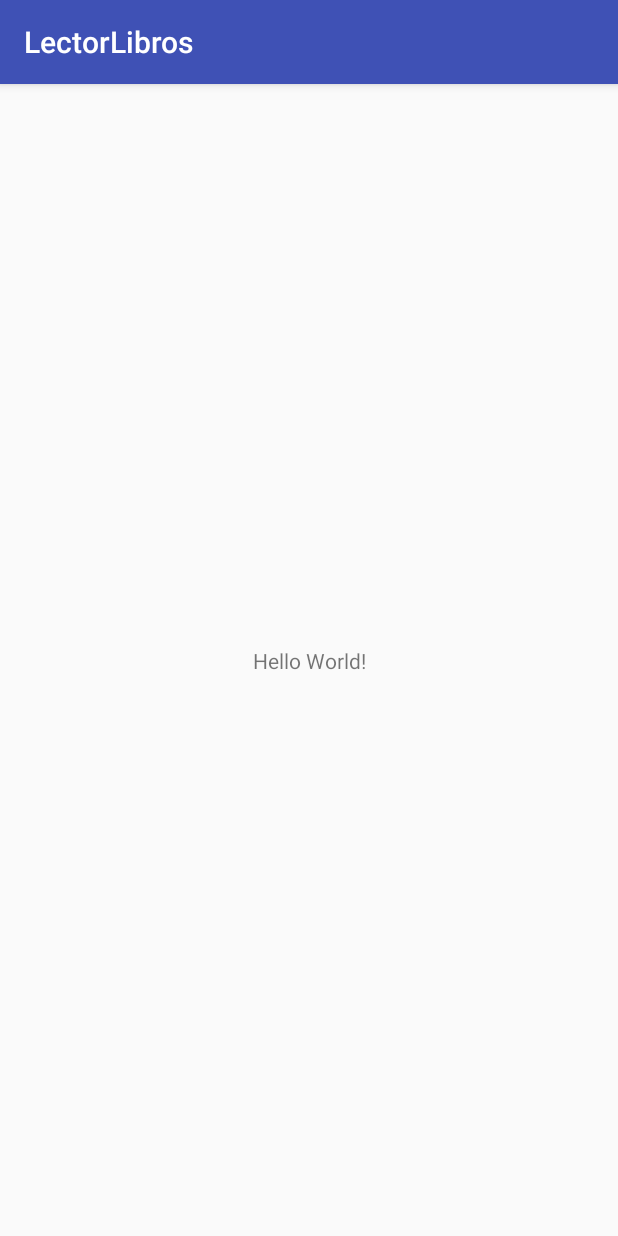
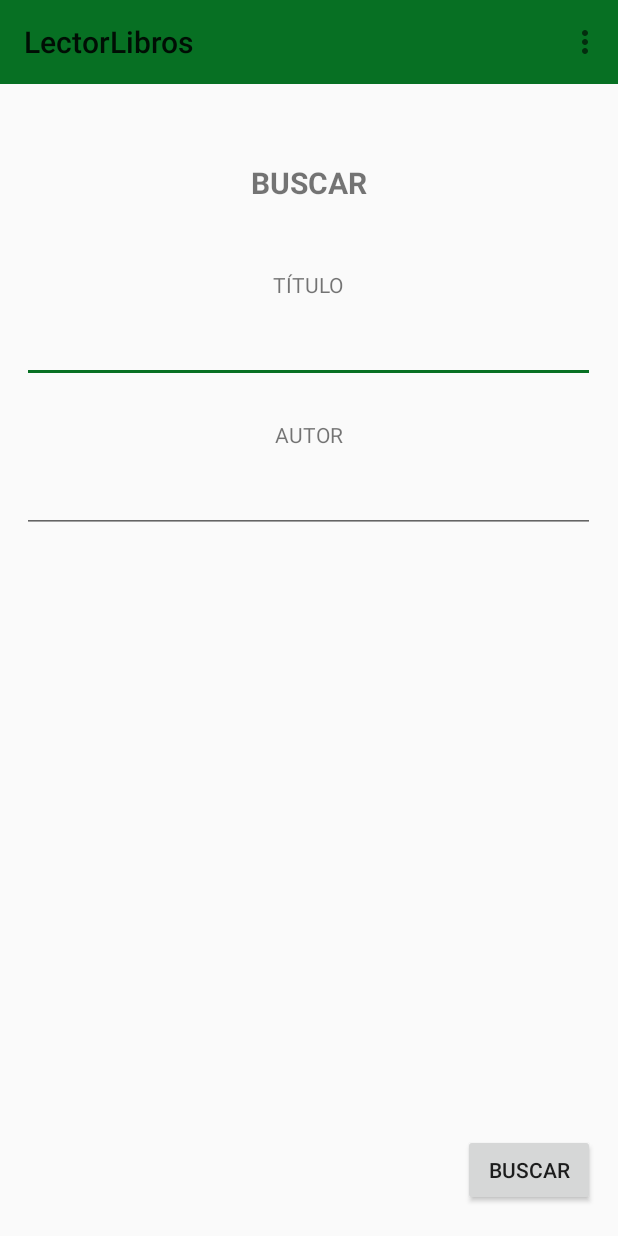
Before and after one commit to AnaCristina-DAM/LectorLibros, an Android app: the screen it shows after launch (MainActivity), on a phone screen of 412 x 824 dp. Run offline under Robolectric (Android 15) with nearby library versions, the phone set to English and light mode, and no system bars.

Commit message:
Creación de los layout.

```diff
--- a/app/src/main/AndroidManifest.xml
+++ b/app/src/main/AndroidManifest.xml
@@ -16,6 +16,8 @@
                 <category android:name="android.intent.category.LAUNCHER" />
             </intent-filter>
         </activity>
+        <activity android:name=".ListaActivity" />
+        <activity android:name=".LibroActivity"></activity>
     </application>
 
 </manifest>
--- a/app/src/main/java/com/example/anacristina/lectorlibros/MainActivity.java
+++ b/app/src/main/java/com/example/anacristina/lectorlibros/MainActivity.java
@@ -2,12 +2,64 @@ package com.example.anacristina.lectorlibros;
 
 import android.support.v7.app.AppCompatActivity;
 import android.os.Bundle;
+import android.support.v7.widget.Toolbar;
+import android.view.Menu;
+import android.view.MenuItem;
+import android.widget.Button;
+import android.widget.EditText;
+import android.widget.RelativeLayout;
+import android.widget.TextView;
 
 public class MainActivity extends AppCompatActivity {
+
+    private RelativeLayout l_principal;
+    private Toolbar toolbar;
+    private TextView lb_buscar;
+    private TextView lb_titulo;
+    private EditText txt_titulo;
+    private TextView lb_autor;
+    private EditText txt_autor;
+    private Button bt_buscar;
 
     @Override
     protected void onCreate(Bundle savedInstanceState) {
         super.onCreate(savedInstanceState);
         setContentView(R.layout.activity_main);
+
+        // Referenciamos los distintos elementos del layout:
+
+        // LAYOUT:
+        l_principal = (RelativeLayout) findViewById(R.id.l_principal);
+
+        // TOOLBAR - Menú de opciones del juego:
+        toolbar = (Toolbar) findViewById(R.id.toolbar_main);
+        setSupportActionBar(toolbar);
+
+        // TextView & EditText:
+        lb_buscar = (TextView) findViewById(R.id.lb_buscar);
+        lb_titulo = (TextView) findViewById(R.id.lb_titulo);
+        txt_titulo = (EditText) findViewById(R.id.txt_titulo);
+        lb_autor = (TextView) findViewById(R.id.lb_autor);
+        txt_autor = (EditText) findViewById(R.id.txt_autor);
+
+        // BOTON - Buscar:
+        bt_buscar = (Button) findViewById(R.id.bt_buscar);
+
     }
+
+    // Inflamos el layout para mostrar los items del menú:
+    @Override
+    public boolean onCreateOptionsMenu(Menu menu){
+        // El método ".inflate()" nos permite inflar el layout del menú y crear los items del mismo; para ello,
+        // pasamos como parámetros tanto el layout con los items como el menú a inflar.
+        getMenuInflater().inflate(R.menu.toolbar_main_items,menu);
+        return true;
+    }
+
+    // Configuramos las opciones del menú:
+    @Override
+    public boolean onOptionsItemSelected(MenuItem opcion_menu) {
+        return false;
+    }
+
 }
--- /dev/null
+++ b/app/src/main/res/drawable/btn_circle.xml
@@ -0,0 +1,6 @@
+<?xml version="1.0" encoding="utf-8"?>
+<selector xmlns:android="http://schemas.android.com/apk/res/android">
+    <item android:drawable="@drawable/btn_circle_default"/>
+    <item android:state_pressed="true" android:drawable="@drawable/btn_circle_pressed"/>
+    <item android:state_focused="true" android:drawable="@drawable/btn_circle_focussed"/>
+</selector>
--- /dev/null
+++ b/app/src/main/res/drawable/btn_circle_default.xml
@@ -0,0 +1,6 @@
+<?xml version="1.0" encoding="utf-8"?>
+<shape xmlns:android="http://schemas.android.com/apk/res/android"
+    android:shape="oval">
+    <solid android:color="@color/colorWhite"></solid>
+    <size android:height="75dp" android:width="75dp"></size>
+</shape>
--- /dev/null
+++ b/app/src/main/res/drawable/btn_circle_focussed.xml
@@ -0,0 +1,6 @@
+<?xml version="1.0" encoding="utf-8"?>
+<shape xmlns:android="http://schemas.android.com/apk/res/android"
+    android:shape="oval">
+    <solid android:color="@color/colorMiddleGray"></solid>
+    <size android:height="75dp" android:width="75dp"></size>
+</shape>
--- /dev/null
+++ b/app/src/main/res/drawable/btn_circle_pressed.xml
@@ -0,0 +1,6 @@
+<?xml version="1.0" encoding="utf-8"?>
+<shape xmlns:android="http://schemas.android.com/apk/res/android"
+    android:shape="oval">
+    <solid android:color="@color/colorLightGray"></solid>
+    <size android:height="75dp" android:width="75dp"></size>
+</shape>
--- a/app/src/main/res/layout/activity_main.xml
+++ b/app/src/main/res/layout/activity_main.xml
@@ -1,18 +1,71 @@
 <?xml version="1.0" encoding="utf-8"?>
-<android.support.constraint.ConstraintLayout xmlns:android="http://schemas.android.com/apk/res/android"
-    xmlns:app="http://schemas.android.com/apk/res-auto"
-    xmlns:tools="http://schemas.android.com/tools"
+
+<RelativeLayout
+    android:id="@+id/l_principal"
     android:layout_width="match_parent"
     android:layout_height="match_parent"
+    xmlns:android="http://schemas.android.com/apk/res/android"
+    xmlns:tools="http://schemas.android.com/tools"
     tools:context="com.example.anacristina.lectorlibros.MainActivity">
 
+    <!-- Incluímos el layout de la ToolBar en el layout principal y le asignamos un ID que nos permita referenciarlo. -->
+    <include
+        layout="@layout/toolbar"
+        android:id="@+id/toolbar_main">
+    </include>
+
     <TextView
+        android:id="@+id/lb_buscar"
         android:layout_width="wrap_content"
         android:layout_height="wrap_content"
-        android:text="Hello World!"
-        app:layout_constraintBottom_toBottomOf="parent"
-        app:layout_constraintLeft_toLeftOf="parent"
-        app:layout_constraintRight_toRightOf="parent"
-        app:layout_constraintTop_toTopOf="parent" />
+        android:layout_below="@+id/toolbar_main"
+        android:layout_centerHorizontal="true"
+        android:layout_marginTop="52dp"
+        android:text="@string/buscar"
+        android:textSize="20sp"
+        android:textStyle="bold"/>
 
-</android.support.constraint.ConstraintLayout>
+    <TextView
+        android:id="@+id/lb_titulo"
+        android:layout_width="wrap_content"
+        android:layout_height="wrap_content"
+        android:layout_centerHorizontal="true"
+        android:layout_marginTop="180dp"
+        android:text="@string/titulo" />
+
+    <EditText
+        android:id="@+id/txt_titulo"
+        android:layout_width="match_parent"
+        android:layout_height="wrap_content"
+        android:inputType="textPersonName"
+        android:layout_centerHorizontal="true"
+        android:layout_marginTop="210dp"
+        android:layout_marginStart="30dp"/>
+
+    <TextView
+        android:id="@+id/lb_autor"
+        android:layout_width="wrap_content"
+        android:layout_height="wrap_content"
+        android:layout_centerHorizontal="true"
+        android:layout_marginTop="280dp"
+        android:text="@string/autor" />
+
+    <EditText
+        android:id="@+id/txt_autor"
+        android:layout_width="match_parent"
+        android:layout_height="wrap_content"
+        android:inputType="textPersonName"
+        android:layout_centerHorizontal="true"
+        android:layout_marginTop="310dp"
+        android:layout_marginStart="30dp"/>
+
+    <Button
+        android:id="@+id/bt_buscar"
+        android:layout_width="wrap_content"
+        android:layout_height="wrap_content"
+        android:layout_alignEnd="@+id/txt_autor"
+        android:layout_alignParentBottom="true"
+        android:layout_marginBottom="20dp"
+        android:text="@string/buscar" />
+
+</RelativeLayout>
--- /dev/null
+++ b/app/src/main/res/layout/toolbar.xml
@@ -0,0 +1,12 @@
+<?xml version="1.0" encoding="utf-8"?>
+
+<android.support.v7.widget.Toolbar
+    android:id="@+id/toolbar"
+    android:orientation="vertical"
+    android:layout_width="match_parent"
+    android:layout_height="wrap_content"
+    android:background="@color/colorGreen"
+    app:theme="@style/AppTheme"
+    xmlns:android="http://schemas.android.com/apk/res/android"
+    xmlns:app="http://schemas.android.com/apk/res-auto">
+</android.support.v7.widget.Toolbar>
--- /dev/null
+++ b/app/src/main/res/menu/toolbar_main_items.xml
@@ -0,0 +1,19 @@
+<?xml version="1.0" encoding="utf-8"?>
+
+<!-- Creamos un layout de tipo "MENU" para configurar los items de la ToolBar de la actividad "MainActivity".-->
+<menu xmlns:android="http://schemas.android.com/apk/res/android"
+    xmlns:app="http://schemas.android.com/apk/res-auto"
+    xmlns:tools="http://schemas.android.com/tools"
+    tools:context=".MainActivity">
+
+    <item
+        android:id="@+id/opt_instrucciones"
+        android:title="@string/instrucciones"
+        app:showAsAction="never"/>
+
+    <item
+        android:id="@+id/opt_listadolibros"
+        android:title="@string/listalibros"
+        app:showAsAction="never"/>
+
+</menu>
--- a/app/src/main/res/values/colors.xml
+++ b/app/src/main/res/values/colors.xml
@@ -3,4 +3,10 @@
     <color name="colorPrimary">#3F51B5</color>
     <color name="colorPrimaryDark">#303F9F</color>
     <color name="colorAccent">#FF4081</color>
+    <color name="colorWhite">#FFFFFF</color>
+    <color name="colorLightGray">#d7d7d7</color>
+    <color name="colorMiddleGray">#b7b6b6</color>
+    <color name="colorGray">#393939</color>
+    <color name="colorGreen">#077023</color>
+    <color name="colorRed">#b60909</color>
 </resources>
--- a/app/src/main/res/values/strings.xml
+++ b/app/src/main/res/values/strings.xml
@@ -1,3 +1,9 @@
 <resources>
     <string name="app_name">LectorLibros</string>
+    <string name="instrucciones">Instrucciones</string>
+    <string name="listalibros">Lista de libros</string>
+    <string name="buscar">BUSCAR</string>
+    <string name="titulo">TÍTULO</string>
+    <string name="autor">AUTOR</string>
+    <string name="lista">LISTA DE LIBROS</string>
 </resources>
--- a/app/src/main/res/values/styles.xml
+++ b/app/src/main/res/values/styles.xml
@@ -1,11 +1,14 @@
 <resources>
 
     <!-- Base application theme. -->
-    <style name="AppTheme" parent="Theme.AppCompat.Light.DarkActionBar">
+    <!-- Para mostrar la ToolBar, deshabilitamos la ActionBar modificando el estilo para que no incluya la ActionBar. -->
+
+    <style name="AppTheme" parent="Theme.AppCompat.Light.NoActionBar">
         <!-- Customize your theme here. -->
         <item name="colorPrimary">@color/colorPrimary</item>
-        <item name="colorPrimaryDark">@color/colorPrimaryDark</item>
-        <item name="colorAccent">@color/colorAccent</item>
+        <item name="colorPrimaryDark">@color/colorGray</item>
+        <item name="colorAccent">@color/colorGreen</item>
+        <item name="android:toolbarStyle">@color/colorGreen</item>
     </style>
 
 </resources>
```
Also changed, not shown: app/src/main/java/com/example/anacristina/lectorlibros/Libro.java (added, +41 -0 lines), app/src/main/java/com/example/anacristina/lectorlibros/LibroActivity.java (added, +39 -0 lines), app/src/main/java/com/example/anacristina/lectorlibros/ListaActivity.java (added, +58 -0 lines), app/src/main/res/layout/activity_libro.xml (added, +50 -0 lines), app/src/main/res/layout/activity_lista.xml (added, +32 -0 lines).
